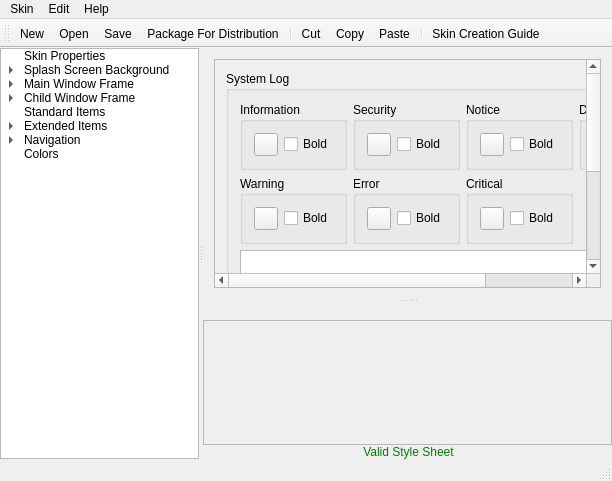
Old version of the form trunk/QuazaaSkinTool/mainwindow.ui in the repository c3c/quazaa.
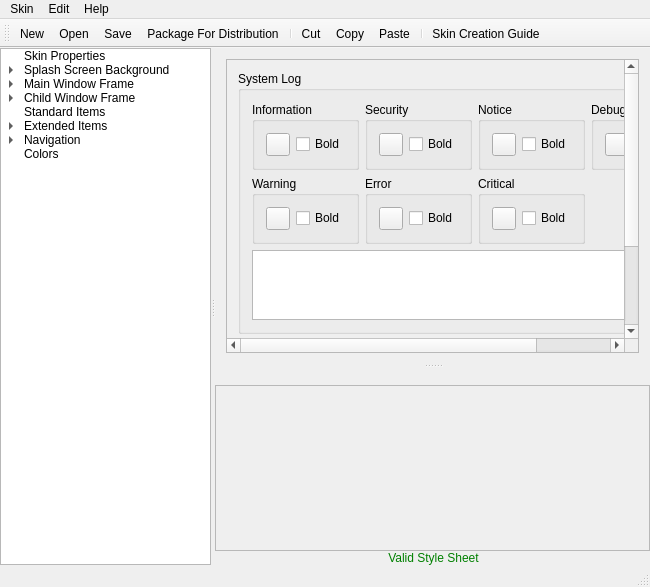
New version of the form. The open tabs and pages were chosen to show the change. Icons and pictures are not drawn.

```diff
--- a/trunk/QuazaaSkinTool/mainwindow.ui
+++ b/trunk/QuazaaSkinTool/mainwindow.ui
@@ -6,8 +6,8 @@
    <rect>
     <x>0</x>
     <y>0</y>
-    <width>612</width>
-    <height>481</height>
+    <width>650</width>
+    <height>587</height>
    </rect>
   </property>
   <property name="windowTitle">
@@ -2229,9 +2229,9 @@
              <property name="geometry">
               <rect>
                <x>0</x>
-               <y>-195</y>
-               <width>518</width>
-               <height>390</height>
+               <y>0</y>
+               <width>534</width>
+               <height>406</height>
               </rect>
              </property>
              <layout class="QVBoxLayout" name="verticalLayout_2">
@@ -2574,8 +2574,8 @@
     <rect>
      <x>0</x>
      <y>0</y>
-     <width>612</width>
-     <height>25</height>
+     <width>650</width>
+     <height>23</height>
     </rect>
    </property>
    <widget class="QMenu" name="menuMenu">
```
Left out of the diff: 39 changed lines with no effect on the pictures.
